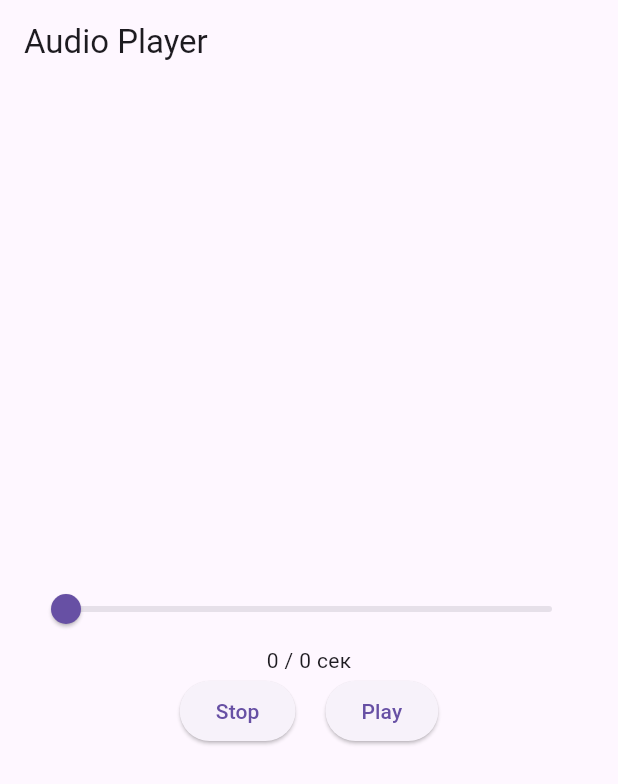
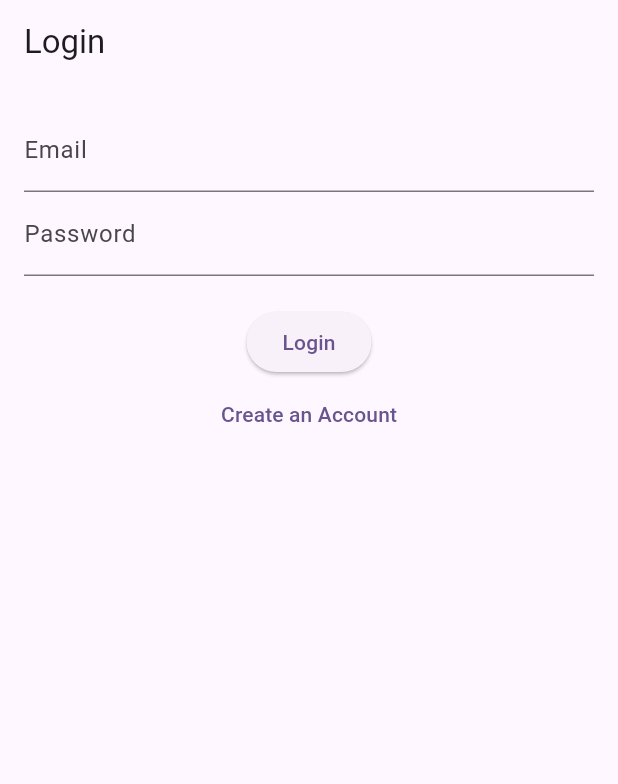
Before and after one commit to ferZyx/flutter-lessons, a Flutter app: the screen it shows after launch, on a phone screen of 412 x 824 dp. Shown: the top 784 px of the screen. Run offline on Flutter 3.47's test engine with Material 3 defaults, Android fonts, the phone set to English and light mode, and no system bars; our stand-ins replace firebase_auth, firebase_core; accounts and stored records are empty; generated files the repository leaves out were written again.

```diff
--- a/lib/main.dart
+++ b/lib/main.dart
@@ -1,8 +1,11 @@
 import 'package:flutter/material.dart';
-import 'package:just_audio/just_audio.dart';
-import 'package:rxdart/rxdart.dart';
+import 'package:firebase_core/firebase_core.dart';
+import 'package:firebase_auth/firebase_auth.dart';
+import 'firebase_options.dart';
 
-void main() {
+void main() async {
+  WidgetsFlutterBinding.ensureInitialized();
+  await Firebase.initializeApp(options: DefaultFirebaseOptions.currentPlatform);
   runApp(const MyApp());
 }
 
@@ -12,114 +15,91 @@ class MyApp extends StatelessWidget {
   @override
   Widget build(BuildContext context) {
     return MaterialApp(
-      title: 'Audio Player',
+      title: 'Firebase Auth Demo',
       theme: ThemeData(
-        primarySwatch: Colors.blue,
+        colorScheme: ColorScheme.fromSeed(seedColor: Colors.deepPurple),
+        useMaterial3: true,
       ),
-      home: const AudioPlayerScreen(),
+      home: const AuthWrapper(),
     );
   }
 }
 
-class AudioPlayerScreen extends StatefulWidget {
-  const AudioPlayerScreen({super.key});
+class AuthWrapper extends StatelessWidget {
+  const AuthWrapper({super.key});
 
   @override
-  State<AudioPlayerScreen> createState() => _AudioPlayerScreenState();
+  Widget build(BuildContext context) {
+    return StreamBuilder<User?>(
+      stream: FirebaseAuth.instance.authStateChanges(),
+      builder: (context, snapshot) {
+        if (snapshot.connectionState == ConnectionState.waiting) {
+          return const CircularProgressIndicator();
+        } else if (snapshot.hasData) {
+          return const HomeScreen();
+        } else {
+          return const LoginScreen();
+        }
+      },
+    );
+  }
 }
 
-class _AudioPlayerScreenState extends State<AudioPlayerScreen> {
-  late AudioPlayer _audioPlayer;
-  late Stream<Duration?> _durationStream;
-  late Stream<Duration> _positionStream;
+class LoginScreen extends StatefulWidget {
+  const LoginScreen({super.key});
 
   @override
-  void initState() {
-    super.initState();
-    _audioPlayer = AudioPlayer();
-    _audioPlayer.setUrl(
-        'https://www.soundhelix.com/examples/mp3/SoundHelix-Song-1.mp3');
-    _durationStream = _audioPlayer.durationStream;
-    _positionStream = _audioPlayer.positionStream;
+  _LoginScreenState createState() => _LoginScreenState();
+}
+
+class _LoginScreenState extends State<LoginScreen> {
+  final TextEditingController emailController = TextEditingController();
+  final TextEditingController passwordController = TextEditingController();
+
+  Future<void> signIn() async {
+    try {
+      await FirebaseAuth.instance.signInWithEmailAndPassword(
+        email: emailController.text.trim(),
+        password: passwordController.text.trim(),
+      );
+    } catch (e) {
+      print('Error: $e');
+      ScaffoldMessenger.of(context).showSnackBar(
+        SnackBar(content: Text('Failed to sign in: $e')),
+      );
+    }
   }
-
-  @override
-  void dispose() {
-    _audioPlayer.dispose();
-    super.dispose();
-  }
-
-  Stream<PositionData> get _positionDataStream =>
-      Rx.combineLatest2<Duration, Duration?, PositionData>(
-        _positionStream,
-        _durationStream,
-        (position, duration) =>
-            PositionData(position, duration ?? Duration.zero),
-      );
 
   @override
   Widget build(BuildContext context) {
     return Scaffold(
-      appBar: AppBar(
-        title: const Text('Audio Player'),
-      ),
+      appBar: AppBar(title: const Text('Login')),
       body: Padding(
-        padding: const EdgeInsets.all(20.0),
+        padding: const EdgeInsets.all(16.0),
         child: Column(
-          mainAxisAlignment: MainAxisAlignment.center,
           children: [
-            StreamBuilder<PositionData>(
-              stream: _positionDataStream,
-              builder: (context, snapshot) {
-                final positionData = snapshot.data;
-                return Column(
-                  children: [
-                    if (positionData != null) ...[
-                      Slider(
-                        min: 0.0,
-                        max: positionData.duration.inMilliseconds.toDouble(),
-                        value: positionData.position.inMilliseconds.toDouble(),
-                        onChanged: (value) {
-                          _audioPlayer
-                              .seek(Duration(milliseconds: value.toInt()));
-                        },
-                      ),
-                      Text(
-                        '${positionData.position.inSeconds} / ${positionData.duration.inSeconds} сек',
-                      ),
-                    ]
-                  ],
+            TextField(
+              controller: emailController,
+              decoration: const InputDecoration(labelText: 'Email'),
+            ),
+            TextField(
+              controller: passwordController,
+              decoration: const InputDecoration(labelText: 'Password'),
+              obscureText: true,
+            ),
+            const SizedBox(height: 20),
+            ElevatedButton(
+              onPressed: signIn,
+              child: const Text('Login'),
+            ),
+            TextButton(
+              onPressed: () {
+                Navigator.push(
+                  context,
+                  MaterialPageRoute(builder: (context) => const RegisterScreen()),
                 );
               },
-            ),
-            Row(
-              mainAxisAlignment: MainAxisAlignment.center,
-              children: [
-                ElevatedButton(
-                  onPressed: () {
-                    _audioPlayer.seek(Duration.zero);
-                    _audioPlayer.stop();
-                  },
-                  child: const Text('Stop'),
-                ),
-                const SizedBox(width: 20),
-                ElevatedButton(
-                  onPressed: () async {
-                    if (_audioPlayer.playing) {
-                      await _audioPlayer.pause();
-                    } else {
-                      await _audioPlayer.play();
-                    }
-                  },
-                  child: StreamBuilder<bool>(
-                    stream: _audioPlayer.playingStream,
-                    builder: (context, snapshot) {
-                      bool isPlaying = snapshot.data ?? false;
-                      return Text(isPlaying ? 'Pause' : 'Play');
-                    },
-                  ),
-                ),
-              ],
+              child: const Text('Create an Account'),
             ),
           ],
         ),
@@ -128,9 +108,81 @@ class _AudioPlayerScreenState extends State<AudioPlayerScreen> {
   }
 }
 
-class PositionData {
-  final Duration position;
-  final Duration duration;
+class RegisterScreen extends StatefulWidget {
+  const RegisterScreen({super.key});
 
-  PositionData(this.position, this.duration);
+  @override
+  _RegisterScreenState createState() => _RegisterScreenState();
 }
+
+class _RegisterScreenState extends State<RegisterScreen> {
+  final TextEditingController emailController = TextEditingController();
+  final TextEditingController passwordController = TextEditingController();
+
+  Future<void> signUp() async {
+    try {
+      await FirebaseAuth.instance.createUserWithEmailAndPassword(
+        email: emailController.text.trim(),
+        password: passwordController.text.trim(),
+      );
+      Navigator.pop(context);
+    } catch (e) {
+      print('Error: $e');
+      ScaffoldMessenger.of(context).showSnackBar(
+        SnackBar(content: Text('Failed to sign up: $e')),
+      );
+    }
+  }
+
+  @override
+  Widget build(BuildContext context) {
+    return Scaffold(
+      appBar: AppBar(title: const Text('Register')),
+      body: Padding(
+        padding: const EdgeInsets.all(16.0),
+        child: Column(
+          children: [
+            TextField(
+              controller: emailController,
+              decoration: const InputDecoration(labelText: 'Email'),
+            ),
+            TextField(
+              controller: passwordController,
+              decoration: const InputDecoration(labelText: 'Password'),
+              obscureText: true,
+            ),
+            const SizedBox(height: 20),
+            ElevatedButton(
+              onPressed: signUp,
+              child: const Text('Register'),
+            ),
+          ],
+        ),
+      ),
+    );
+  }
+}
+
+class HomeScreen extends StatelessWidget {
+  const HomeScreen({super.key});
+
+  @override
+  Widget build(BuildContext context) {
+    return Scaffold(
+      appBar: AppBar(
+        title: const Text('Home'),
+        actions: [
+          IconButton(
+            icon: const Icon(Icons.logout),
+            onPressed: () async {
+              await FirebaseAuth.instance.signOut();
+            },
+          ),
+        ],
+      ),
+      body: const Center(
+        child: Text('Welcome to Home Screen!'),
+      ),
+    );
+  }
+}
--- a/pubspec.yaml
+++ b/pubspec.yaml
@@ -34,10 +34,9 @@ dependencies:
   # The following adds the Cupertino Icons font to your application.
   # Use with the CupertinoIcons class for iOS style icons.
   cupertino_icons: ^1.0.8
-  sensors_plus: ^6.0.1
-  just_audio: ^0.9.23
 
-  rxdart: any
+  firebase_core: ^3.6.0
+  firebase_auth: ^5.3.1
 dev_dependencies:
   flutter_test:
     sdk: flutter
```
Also changed, not shown: firebase.json (added), pubspec.lock, 2 other files.
